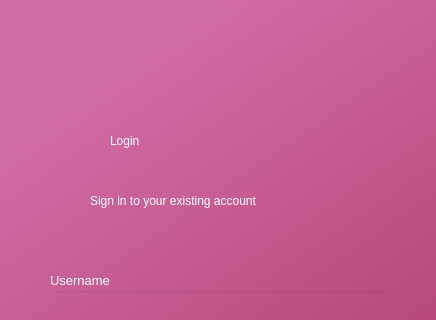
Old version of the form login.ui in the repository AnshulS853/Coursework_Prototype; both pictures show x 0 to 436 and y 0 to 320 of the 436 by 800 pixel window.
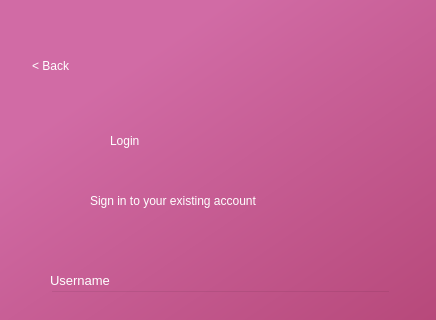
New version of the form.

Diff of the .ui file:
```diff
--- a/login.ui
+++ b/login.ui
@@ -173,6 +173,23 @@
      <string/>
     </property>
    </widget>
+   <widget class="QPushButton" name="goback">
+    <property name="geometry">
+     <rect>
+      <x>10</x>
+      <y>20</y>
+      <width>81</width>
+      <height>91</height>
+     </rect>
+    </property>
+    <property name="styleSheet">
+     <string notr="true">border-radius:20px;
+font: 14pt &quot;MS Shell Dlg 2&quot;; color:rgb(255, 255, 255)</string>
+    </property>
+    <property name="text">
+     <string>&lt; Back</string>
+    </property>
+   </widget>
   </widget>
  </widget>
  <resources/>
```
Left out of the diff: 6 changed lines with no effect on the pictures.
